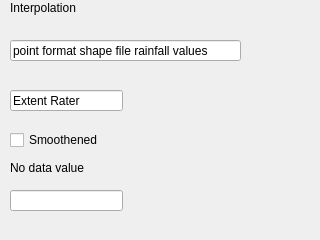
The window that GUI/Interpolation.ui (Adi-Dev-hub/Flood) describes before a commit, drawn with Qt 5.
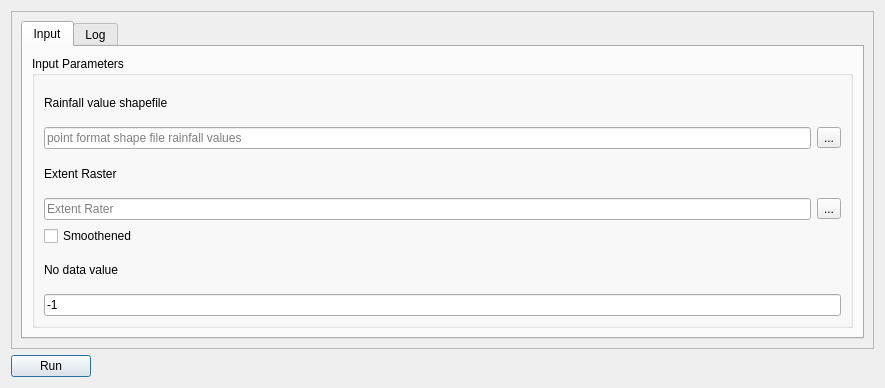
The same window after the commit.

The edit to the form file:
```diff
--- a/GUI/Interpolation.ui
+++ b/GUI/Interpolation.ui
@@ -6,88 +6,169 @@
    <rect>
     <x>0</x>
     <y>0</y>
-    <width>320</width>
-    <height>240</height>
+    <width>885</width>
+    <height>388</height>
    </rect>
   </property>
+  <property name="sizePolicy">
+   <sizepolicy hsizetype="Preferred" vsizetype="Preferred">
+    <horstretch>0</horstretch>
+    <verstretch>0</verstretch>
+   </sizepolicy>
+  </property>
   <property name="windowTitle">
    <string>Dialog</string>
   </property>
+  <layout class="QGridLayout" name="gridLayout_2">
+   <item row="0" column="0">
+    <widget class="QScrollArea" name="scrollArea">
+     <property name="widgetResizable">
+      <bool>true</bool>
+     </property>
+     <widget class="QWidget" name="scrollAreaWidgetContents">
+      <property name="geometry">
+       <rect>
+        <x>0</x>
+        <y>0</y>
+        <width>861</width>
+        <height>329</height>
+       </rect>
+      </property>
+      <layout class="QGridLayout" name="gridLayout_5">
+       <item row="0" column="0">
+        <widget class="QTabWidget" name="tabWidget">
+         <property name="currentIndex">
+          <number>0</number>
+         </property>
+         <widget class="QWidget" name="tab">
+          <attribute name="title">
+           <string>Input</string>
+          </attribute>
+          <layout class="QGridLayout" name="gridLayout_3">
+           <item row="0" column="0">
+            <widget class="QGroupBox" name="groupBox">
+             <property name="sizePolicy">
+              <sizepolicy hsizetype="Preferred" vsizetype="Preferred">
+               <horstretch>0</horstretch>
+               <verstretch>0</verstretch>
+              </sizepolicy>
+             </property>
+             <property name="title">
+              <string>Input Parameters</string>
+             </property>
+             <layout class="QGridLayout" name="gridLayout">
+              <item row="0" column="0">
+               <widget class="QLabel" name="label">
+                <property name="text">
+                 <string>Rainfall value shapefile</string>
+                </property>
+               </widget>
+              </item>
+              <item row="1" column="0">
+               <layout class="QHBoxLayout" name="horizontalLayout">
+                <item>
   <widget class="QLineEdit" name="lineEdit">
-   <property name="geometry">
-    <rect>
-     <x>10</x>
-     <y>40</y>
-     <width>231</width>
-     <height>21</height>
-    </rect>
-   </property>
    <property name="text">
+                   <string/>
+                  </property>
+                  <property name="placeholderText">
     <string>point format shape file rainfall values</string>
    </property>
   </widget>
-  <widget class="QLabel" name="label">
-   <property name="geometry">
-    <rect>
-     <x>10</x>
-     <y>0</y>
-     <width>81</width>
-     <height>16</height>
-    </rect>
-   </property>
+                </item>
+                <item>
+                 <widget class="QToolButton" name="toolButton">
+                  <property name="text">
+                   <string>...</string>
+                  </property>
+                 </widget>
+                </item>
+               </layout>
+              </item>
+              <item row="2" column="0">
+               <widget class="QLabel" name="label_3">
    <property name="text">
-    <string>Interpolation</string>
-   </property>
-  </widget>
+                 <string>Extent Raster</string>
+                </property>
+               </widget>
+              </item>
+              <item row="3" column="0">
+               <layout class="QHBoxLayout" name="horizontalLayout_2">
+                <item>
   <widget class="QLineEdit" name="lineEdit_2">
-   <property name="geometry">
-    <rect>
-     <x>10</x>
-     <y>90</y>
-     <width>113</width>
-     <height>21</height>
-    </rect>
-   </property>
    <property name="text">
+                   <string/>
+                  </property>
+                  <property name="placeholderText">
     <string>Extent Rater</string>
    </property>
   </widget>
+                </item>
+                <item>
+                 <widget class="QToolButton" name="toolButton_2">
+                  <property name="text">
+                   <string>...</string>
+                  </property>
+                 </widget>
+                </item>
+               </layout>
+              </item>
+              <item row="4" column="0">
   <widget class="QCheckBox" name="checkBox">
-   <property name="geometry">
-    <rect>
-     <x>10</x>
-     <y>130</y>
-     <width>101</width>
-     <height>20</height>
-    </rect>
-   </property>
    <property name="text">
     <string>Smoothened</string>
    </property>
   </widget>
+              </item>
+              <item row="5" column="0">
   <widget class="QLabel" name="label_2">
-   <property name="geometry">
-    <rect>
-     <x>10</x>
-     <y>160</y>
-     <width>101</width>
-     <height>16</height>
-    </rect>
-   </property>
    <property name="text">
     <string>No data value</string>
    </property>
   </widget>
+              </item>
+              <item row="6" column="0">
   <widget class="QLineEdit" name="lineEdit_3">
-   <property name="geometry">
-    <rect>
-     <x>10</x>
-     <y>190</y>
-     <width>113</width>
-     <height>21</height>
-    </rect>
-   </property>
-  </widget>
+                <property name="text">
+                 <string>-1</string>
+                </property>
+               </widget>
+              </item>
+             </layout>
+            </widget>
+           </item>
+          </layout>
+         </widget>
+         <widget class="QWidget" name="tab_2">
+          <attribute name="title">
+           <string>Log</string>
+          </attribute>
+          <layout class="QGridLayout" name="gridLayout_4">
+           <item row="0" column="0">
+            <widget class="QTextBrowser" name="textBrowser"/>
+           </item>
+          </layout>
+         </widget>
+        </widget>
+       </item>
+      </layout>
+     </widget>
+    </widget>
+   </item>
+   <item row="1" column="0">
+    <widget class="QPushButton" name="pushButton">
+     <property name="sizePolicy">
+      <sizepolicy hsizetype="Fixed" vsizetype="Fixed">
+       <horstretch>0</horstretch>
+       <verstretch>0</verstretch>
+      </sizepolicy>
+     </property>
+     <property name="text">
+      <string>Run</string>
+     </property>
+    </widget>
+   </item>
+  </layout>
  </widget>
  <resources/>
  <connections/>
```
Lines whose indentation alone changed are shown as unchanged.
